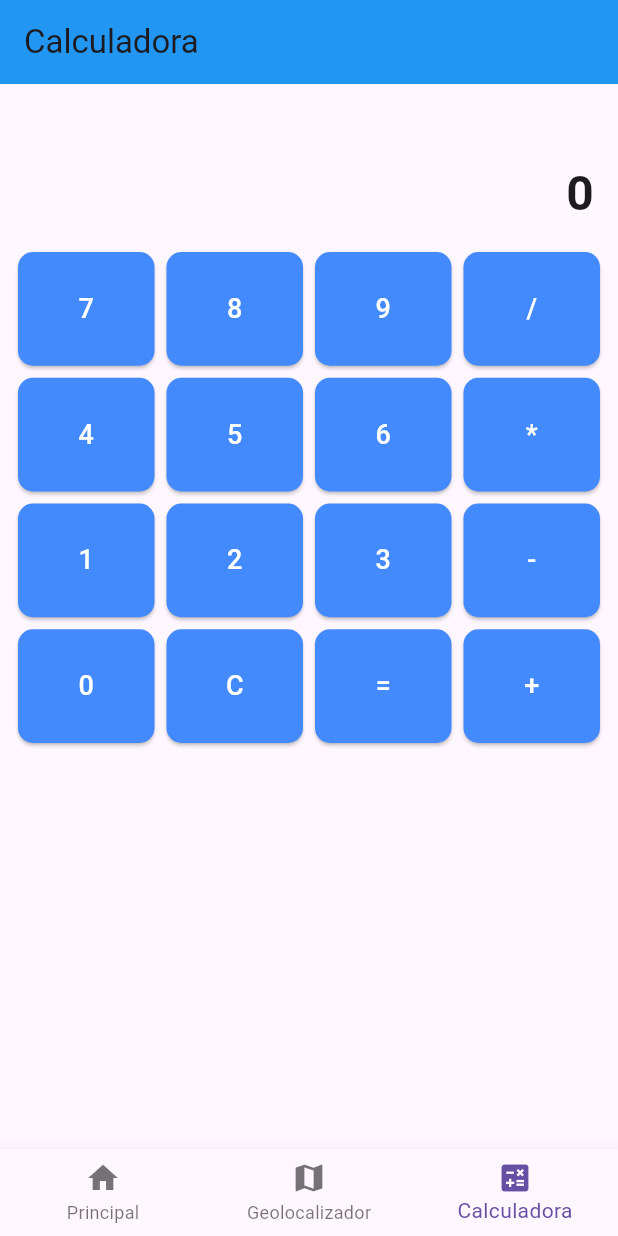
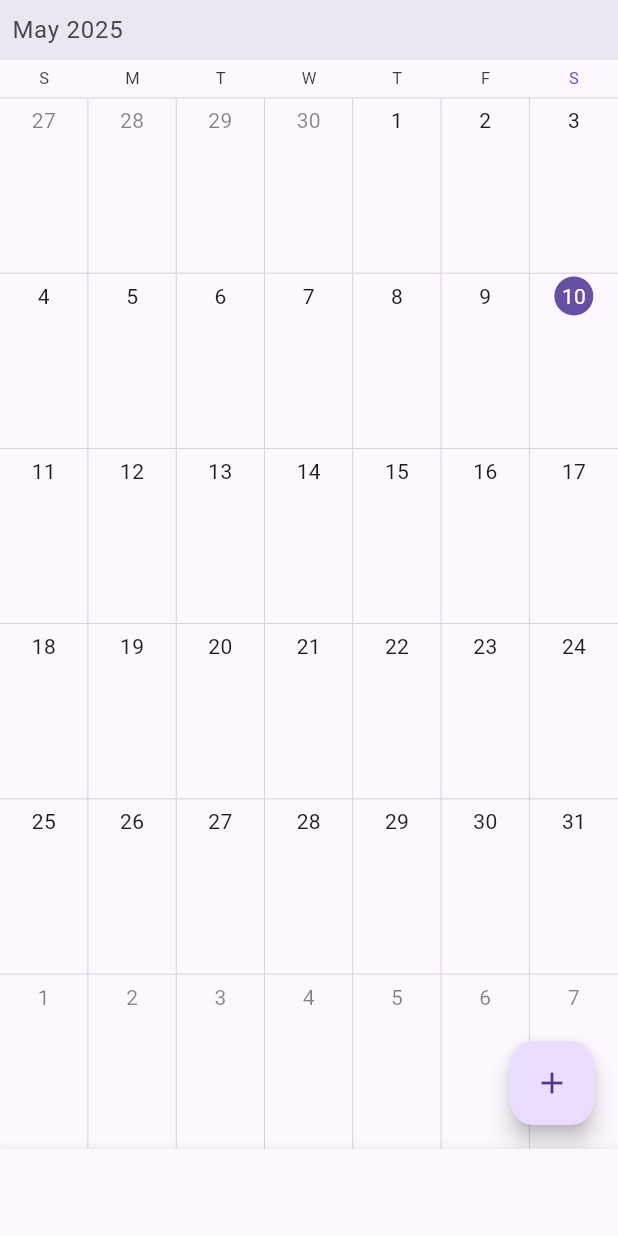
Before and after one commit to AlanCruz82/Pomovil_Frankie, a Flutter app: the screen it shows after launch, item 3 of the bottom bar chosen, on a phone screen of 412 x 824 dp. Run offline on Flutter 3.47's test engine with Material 3 defaults, Android fonts, the phone set to English and light mode, and no system bars; drawn by our look-alikes of syncfusion_flutter_calendar; our stand-ins replace geolocator; missing offline and left inert: cupertino_calendar_picker.

Commit message:
Agregando tercera ventana con calendario y boton para agendar citar aún sin implementación logica. [Falta arreglar bug de BottomNavigationBar para que no quede blanco cuando se agrega nueva pantalla]

```diff
--- a/lib/navegador.dart
+++ b/lib/navegador.dart
@@ -2,18 +2,21 @@ import 'package:flutter/material.dart';
 import 'pantallas/principal.dart';  // Asegúrate de que FirstScreen esté correctamente definida
 import 'pantallas/segunda.dart';    // Asegúrate de que SecondScreen esté correctamente definida
 import 'pantallas/calc.dart';       // Asegúrate de que CalcScreen esté correctamente importada
+import 'pantallas/tercera.dart';
 
 class MainScreen extends StatefulWidget {
   @override
   _MainScreenState createState() => _MainScreenState();
 }
 
-class _MainScreenState extends State<MainScreen> { // widget main screen para navegar entre pantallas
+//Lista de widgets que almacenan nuestras pantallas utilizadas
+class _MainScreenState extends State<MainScreen> {
   int _currentIndex = 0;  // Indice inicial
   final List<Widget> _screens = [
-    Principal(),  // Asegúrate de que FirstScreen esté bien importada
-    Secundaria(), // Asegúrate de que SecondScreen esté bien importada
-    Calculadora(),   // Asegúrate de que CalcScreen esté bien importada
+    Principal(),
+    Secundaria(),
+    Tercera(),
+    Calculadora(),
   ];
 
   @override
@@ -30,6 +33,7 @@ class _MainScreenState extends State<MainScreen> { // widget main screen para na
         items: [ // botones de la app con los cuales vamos a navegar entre pantallas
           BottomNavigationBarItem(icon: Icon(Icons.home), label: "Principal"),
           BottomNavigationBarItem(icon: Icon(Icons.map), label: "Geolocalizador"),
+          BottomNavigationBarItem(icon: Icon(Icons.book), label: "Agenda"),
           BottomNavigationBarItem(icon: Icon(Icons.calculate), label: "Calculadora"),
         ],
       ),
--- /dev/null
+++ b/lib/pantallas/tercera.dart
@@ -0,0 +1,32 @@
+import 'package:flutter/material.dart';
+import 'package:syncfusion_flutter_calendar/calendar.dart';
+import 'package:cupertino_calendar_picker/cupertino_calendar_picker.dart';
+
+class Tercera extends StatelessWidget {
+
+  @override
+  Widget build(BuildContext context) {
+    return Scaffold(
+        body: Container(
+          child: SfCalendar(
+            view: CalendarView.month,
+          ),
+        ),
+        floatingActionButton: FloatingActionButton(
+          child: Icon(Icons.add),
+          onPressed:
+              () => showDialog<String>(
+            context: context,
+            builder:
+                (BuildContext context) => AlertDialog(
+              title: const Text('Agenda tu cita'),
+              content: const Text('Ventana para agendar tu cita'),
+              actions: <Widget>[
+
+              ],
+            ),
+          ),
+        ),
+    );
+  }
+}
--- a/pubspec.yaml
+++ b/pubspec.yaml
@@ -36,6 +36,8 @@ dependencies:
   # Use with the CupertinoIcons class for iOS style icons.
   cupertino_icons: ^1.0.8
   geolocator: ^13.0.2
+  syncfusion_flutter_calendar: ^29.1.37
+  cupertino_calendar_picker: ^2.2.4
 
 dev_dependencies:
   #sdk: flutter
```
Also changed, not shown: lib/pantallas/segunda.dart (line endings or trailing spaces), pubspec.lock.
